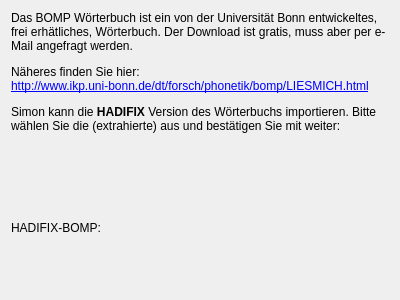
Before: the Qt Designer form simon/src/simonmodelmanagementui/ImportDict/importdictbomppage.ui in KDE/simon, drawn with Qt 5.
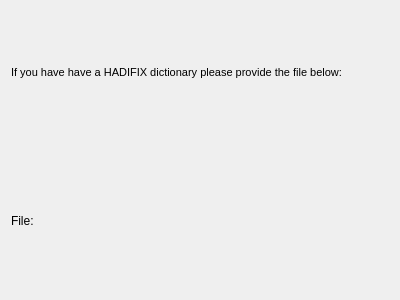
After: the same form once the commit is applied. Custom widgets are drawn as their Qt base class.

Patch:
```diff
--- a/simon/src/simonmodelmanagementui/ImportDict/importdictbomppage.ui
+++ b/simon/src/simonmodelmanagementui/ImportDict/importdictbomppage.ui
@@ -16,7 +16,11 @@
    <item>
     <widget class="QLabel" name="lbDesc" >
      <property name="text" >
-      <string>&lt;html>&lt;head>&lt;/head>&lt;body>&lt;p>Das BOMP Wörterbuch ist ein von der Universität Bonn entwickeltes, frei erhätliches, Wörterbuch. Der Download ist gratis, muss aber per e-Mail angefragt werden.&lt;/p>&lt;p>Näheres finden Sie hier:&lt;br/>&lt;a href=http://www.ikp.uni-bonn.de/dt/forsch/phonetik/bomp/LIESMICH.html>http://www.ikp.uni-bonn.de/dt/forsch/phonetik/bomp/LIESMICH.html&lt;/a>&lt;/p>&lt;p>Simon kann die &lt;b>HADIFIX&lt;/b> Version des Wörterbuchs importieren. Bitte wählen Sie die (extrahierte) aus und bestätigen Sie mit weiter:&lt;br />&lt;br />&lt;/p>&lt;/body>&lt;/html></string>
+      <string>&lt;!DOCTYPE HTML PUBLIC "-//W3C//DTD HTML 4.0//EN" "http://www.w3.org/TR/REC-html40/strict.dtd">
+&lt;html>&lt;head>&lt;meta name="qrichtext" content="1" />&lt;style type="text/css">
+p, li { white-space: pre-wrap; }
+&lt;/style>&lt;/head>&lt;body style=" font-family:'Bitstream Vera Sans'; font-size:8pt; font-weight:400; font-style:normal;">
+&lt;p style=" margin-top:12px; margin-bottom:12px; margin-left:0px; margin-right:0px; -qt-block-indent:0; text-indent:0px;">If you have have a HADIFIX dictionary please provide the file below:&lt;br />&lt;/p>&lt;/body>&lt;/html></string>
      </property>
      <property name="wordWrap" >
       <bool>true</bool>
@@ -31,7 +35,7 @@
      <item>
       <widget class="QLabel" name="label" >
        <property name="text" >
-        <string>HADIFIX-BOMP:</string>
+        <string>File:</string>
        </property>
       </widget>
      </item>
```
